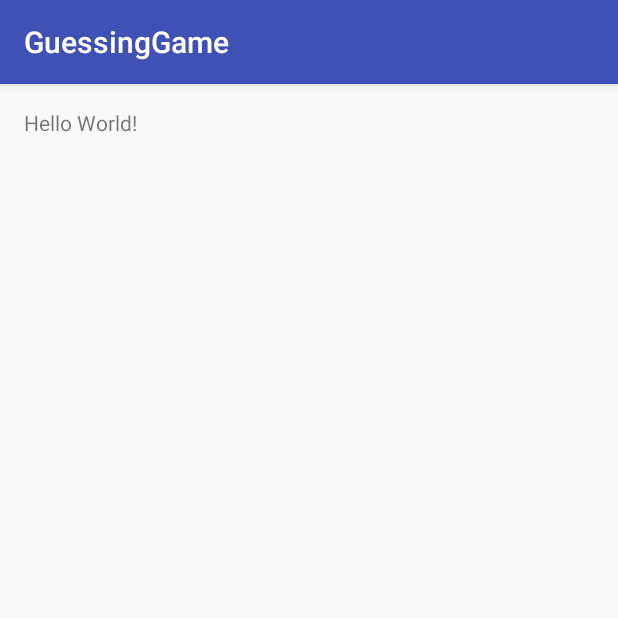
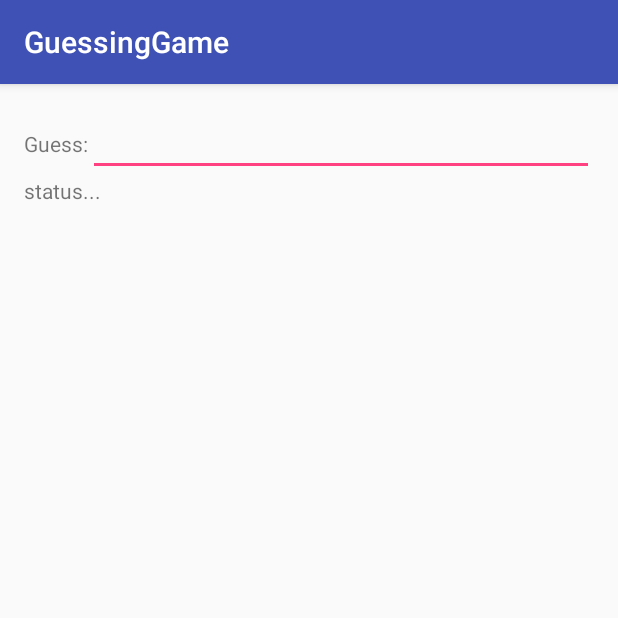
Before and after one commit to JR90/Cp3406Prac2, an Android app: the screen it shows after launch (MainActivity), on a phone screen of 412 x 824 dp, the top half of it. Run offline under Robolectric (Android 15) with nearby library versions, the phone set to English and light mode, and no system bars.

Commit message:
working on guessing game

```diff
--- a/app/src/main/java/com/example/jmarc/guessinggame/MainActivity.java
+++ b/app/src/main/java/com/example/jmarc/guessinggame/MainActivity.java
@@ -2,12 +2,22 @@ package com.example.jmarc.guessinggame;
 
 import android.support.v7.app.AppCompatActivity;
 import android.os.Bundle;
+import android.widget.EditText;
+import android.widget.TextView;
 
 public class MainActivity extends AppCompatActivity {
+
+    private TextView statusText;
+    private EditText guessField;
 
     @Override
     protected void onCreate(Bundle savedInstanceState) {
         super.onCreate(savedInstanceState);
         setContentView(R.layout.activity_main);
+
+        statusText = (TextView) findViewById(R.id.statusText);
+        guessField = (EditText) findViewById(R.id.guessField);
+
+
     }
 }
--- a/app/src/main/res/layout/activity_main.xml
+++ b/app/src/main/res/layout/activity_main.xml
@@ -1,17 +1,43 @@
 <?xml version="1.0" encoding="utf-8"?>
-<RelativeLayout xmlns:android="http://schemas.android.com/apk/res/android"
+<LinearLayout xmlns:android="http://schemas.android.com/apk/res/android"
     xmlns:tools="http://schemas.android.com/tools"
     android:id="@+id/activity_main"
     android:layout_width="match_parent"
     android:layout_height="match_parent"
+    android:orientation="vertical"
     android:paddingBottom="@dimen/activity_vertical_margin"
     android:paddingLeft="@dimen/activity_horizontal_margin"
     android:paddingRight="@dimen/activity_horizontal_margin"
     android:paddingTop="@dimen/activity_vertical_margin"
     tools:context="com.example.jmarc.guessinggame.MainActivity">
 
-    <TextView
-        android:layout_width="wrap_content"
-        android:layout_height="wrap_content"
-        android:text="Hello World!" />
-</RelativeLayout>
+        <LinearLayout
+            android:orientation="horizontal"
+            android:layout_width="match_parent"
+            android:layout_height="wrap_content">
+
+            <TextView
+                android:layout_width="wrap_content"
+                android:layout_height="wrap_content"
+                android:text="Guess:" />
+
+            <EditText
+                android:layout_width="match_parent"
+                android:layout_height="wrap_content"
+                android:id="@+id/guessField" />
+
+
+        </LinearLayout>
+
+        <TextView
+            android:text="status..."
+            android:layout_width="match_parent"
+            android:layout_height="wrap_content"
+            android:id="@+id/statusText" />
+
+
+
+
+
+
+</LinearLayout>
--- a/app/src/main/res/values/strings.xml
+++ b/app/src/main/res/values/strings.xml
@@ -1,3 +1,4 @@
 <resources>
     <string name="app_name">GuessingGame</string>
+    <string name="guess">Guess:</string>
 </resources>
```
